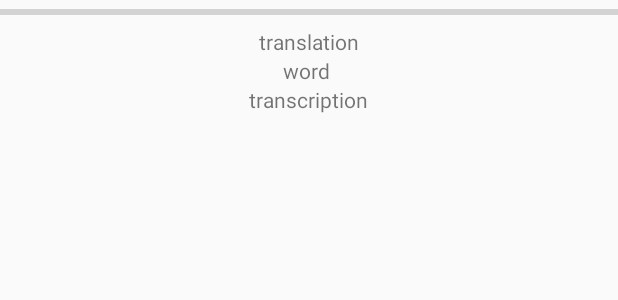
After one commit to SMore-Napi/FSE_Project, an Android app: the layout activity_daily_quiz.xml on its own in the app's theme, with its tools: preview values and no code run, on a phone screen of 412 x 824 dp. The commit adds this screen. Shown: the top 300 px of the screen. Run offline under Robolectric (Android 15) with nearby library versions, the phone set to English and light mode, and no system bars.

Commit message:
Daily Quizes

```diff
--- a/InnoRussian/app/src/main/AndroidManifest.xml
+++ b/InnoRussian/app/src/main/AndroidManifest.xml
@@ -9,6 +9,9 @@
         android:roundIcon="@mipmap/ic_launcher_round"
         android:supportsRtl="true"
         android:theme="@style/AppTheme">
+        <activity android:name=".DailyQuizResultActivity"></activity>
+        <activity android:name=".DailyQuizActivity" />
+        <activity android:name=".TestsActivity" />
         <activity android:name=".MainActivity">
             <intent-filter>
                 <action android:name="android.intent.action.MAIN" />
--- /dev/null
+++ b/InnoRussian/app/src/main/res/layout/activity_daily_quiz.xml
@@ -0,0 +1,67 @@
+<?xml version="1.0" encoding="utf-8"?>
+<LinearLayout xmlns:android="http://schemas.android.com/apk/res/android"
+    xmlns:app="http://schemas.android.com/apk/res-auto"
+    xmlns:tools="http://schemas.android.com/tools"
+    android:layout_width="match_parent"
+    android:layout_height="match_parent"
+    android:orientation="vertical"
+    tools:context=".DailyQuizActivity">
+
+    <ProgressBar
+        android:id="@+id/progress_bar"
+        style="@style/Widget.AppCompat.ProgressBar.Horizontal"
+        android:layout_width="match_parent"
+        android:layout_height="wrap_content"
+        android:max="100"
+        android:progress="0" />
+
+    <TextView
+        android:id="@+id/word"
+        android:layout_width="wrap_content"
+        android:layout_height="wrap_content"
+        android:layout_gravity="center_horizontal"
+        android:layout_marginTop="2dp"
+        android:text="translation" />
+
+    <TextView
+        android:id="@+id/transcription"
+        android:layout_width="wrap_content"
+        android:layout_height="wrap_content"
+        android:layout_gravity="center_horizontal"
+        android:layout_marginEnd="1dp"
+        android:text="word" />
+
+    <TextView
+        android:id="@+id/translation"
+        android:layout_width="wrap_content"
+        android:layout_height="wrap_content"
+        android:layout_gravity="center_horizontal"
+        android:text="transcription" />
+
+    <ListView
+        android:id="@+id/options"
+        android:layout_width="match_parent"
+        android:layout_height="wrap_content"
+        android:visibility="gone" />
+
+    <GridView
+        android:id="@+id/letters_gridview"
+        android:layout_width="fill_parent"
+        android:layout_height="match_parent"
+        android:layout_gravity="center"
+        android:columnWidth="40dp"
+        android:gravity="center"
+        android:horizontalSpacing="5dp"
+        android:numColumns="auto_fit"
+        android:stretchMode="columnWidth"
+        android:verticalSpacing="35dp" />
+
+    <Button
+        android:id="@+id/button_next"
+        android:layout_width="wrap_content"
+        android:layout_height="wrap_content"
+        android:layout_gravity="bottom|center_horizontal"
+        android:layout_marginTop="2dp"
+        android:text="Got it" />
+
+</LinearLayout>
--- /dev/null
+++ b/InnoRussian/app/src/main/res/values/dimens.xml
@@ -0,0 +1,3 @@
+<resources>
+    <dimen name="fab_margin">16dp</dimen>
+</resources>
```
Also changed, not shown: InnoRussian/app/build.gradle (+10 -0 lines), InnoRussian/app/src/main/java/com/example/innorussian/DailyQuizActivity.kt (added, +268 -0 lines), InnoRussian/app/src/main/java/com/example/innorussian/DailyQuizResultActivity.kt (added, +16 -0 lines), InnoRussian/app/src/main/java/com/example/innorussian/MainActivity.kt (+7 -0 lines), InnoRussian/app/src/main/java/com/example/innorussian/TestsActivity.kt (added, +31 -0 lines), InnoRussian/app/src/main/res/layout/activity_daily_quiz_result.xml (added, +28 -0 lines), InnoRussian/app/src/main/res/layout/activity_main.xml (+11 -0 lines), InnoRussian/app/src/main/res/layout/activity_tests.xml (added, +15 -0 lines), InnoRussian/app/src/main/res/navigation/nav_graph.xml (added, +28 -0 lines), InnoRussian/app/src/main/res/values/strings.xml (+9 -0 lines), InnoRussian/app/src/main/res/values/styles.xml (+9 -0 lines), 562 other files.
